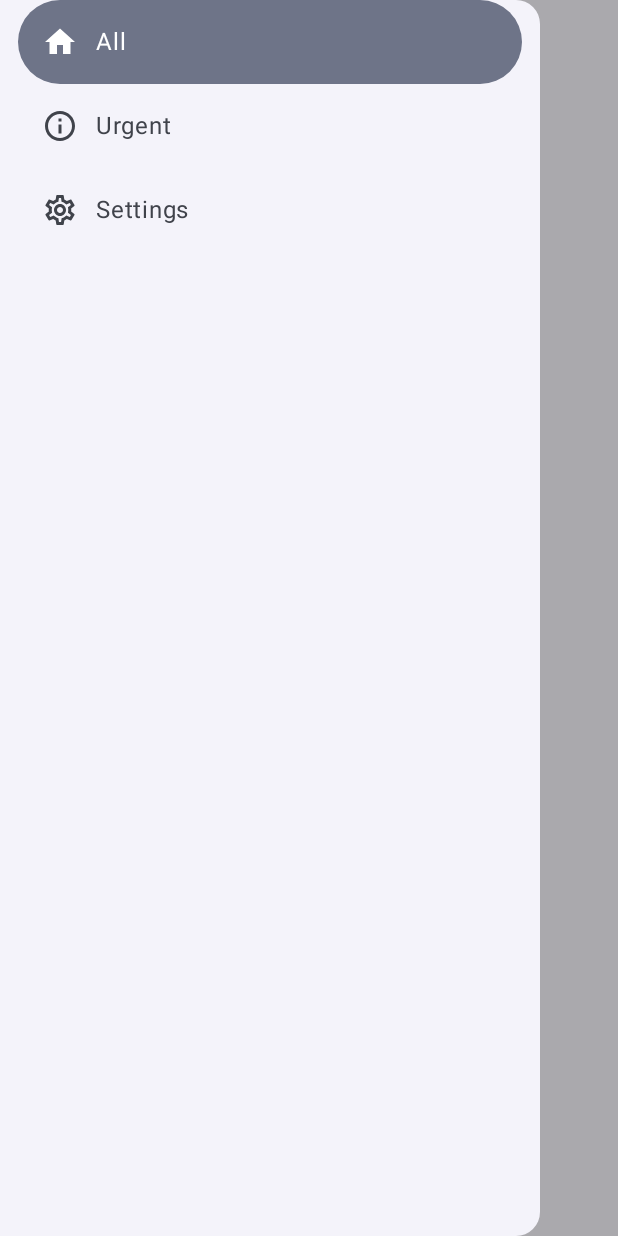
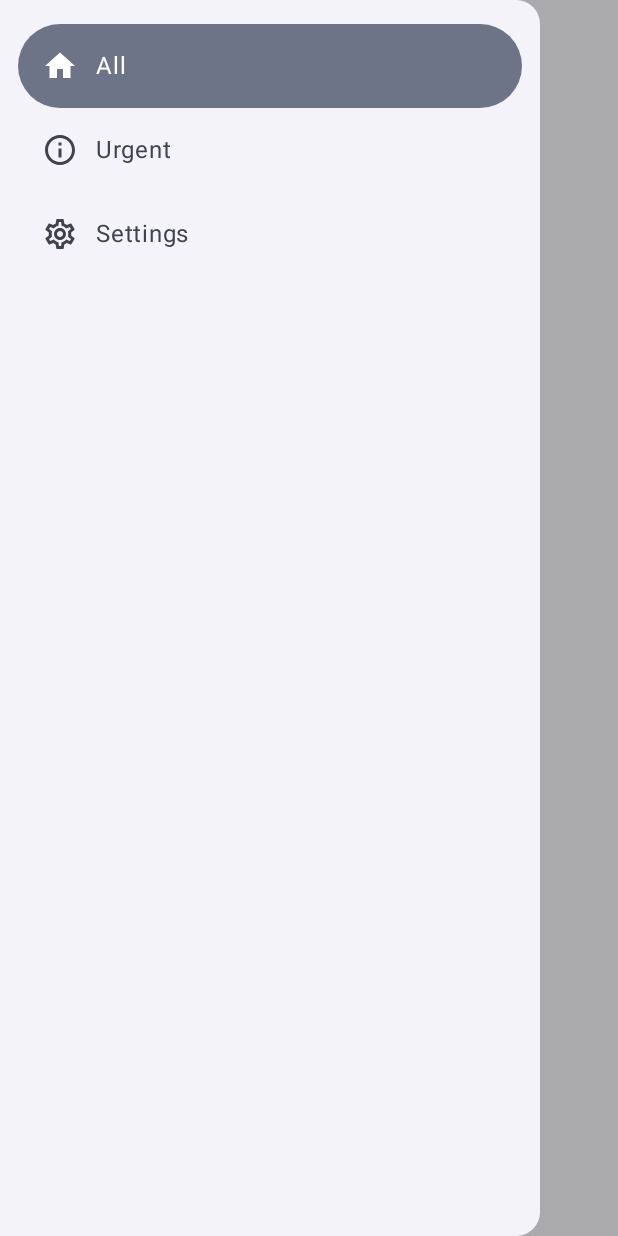
Before and after one commit to Artmansky/Velopath, an Android app built with Jetpack Compose: the screen it shows after launch (MainActivity), after a tap on "Menu", on a phone screen of 412 x 824 dp. Run offline under Robolectric (Android 15) with nearby library versions, the phone set to English and light mode, and no system bars.

Commit message:
Proper Navigation Drawer

```diff
--- a/app/src/main/java/com/example/velopath/MainActivity.kt
+++ b/app/src/main/java/com/example/velopath/MainActivity.kt
@@ -4,7 +4,9 @@ import android.annotation.SuppressLint
 import android.os.Bundle
 import androidx.activity.ComponentActivity
 import androidx.activity.compose.setContent
+import androidx.compose.foundation.layout.Spacer
 import androidx.compose.foundation.layout.fillMaxSize
+import androidx.compose.foundation.layout.height
 import androidx.compose.foundation.layout.padding
 import androidx.compose.material.icons.Icons
 import androidx.compose.material.icons.filled.Home
@@ -35,8 +37,11 @@ import androidx.compose.runtime.saveable.rememberSaveable
 import androidx.compose.runtime.setValue
 import androidx.compose.ui.Modifier
 import androidx.compose.ui.tooling.preview.Preview
+import androidx.compose.ui.unit.dp
 import com.example.velopath.ui.theme.VelopathTheme
 import kotlinx.coroutines.launch
+
+//Add proper navigation controller!
 
 class MainActivity : ComponentActivity() {
     @SuppressLint("UnusedMaterial3ScaffoldPaddingParameter")
@@ -73,6 +78,7 @@ class MainActivity : ComponentActivity() {
                     ModalNavigationDrawer(
                         drawerContent = {
                             ModalDrawerSheet {
+                                Spacer(modifier = Modifier.height(16.dp))
                                 items.forEachIndexed { index, item ->
                                     NavigationDrawerItem(
                                         label = {
```
